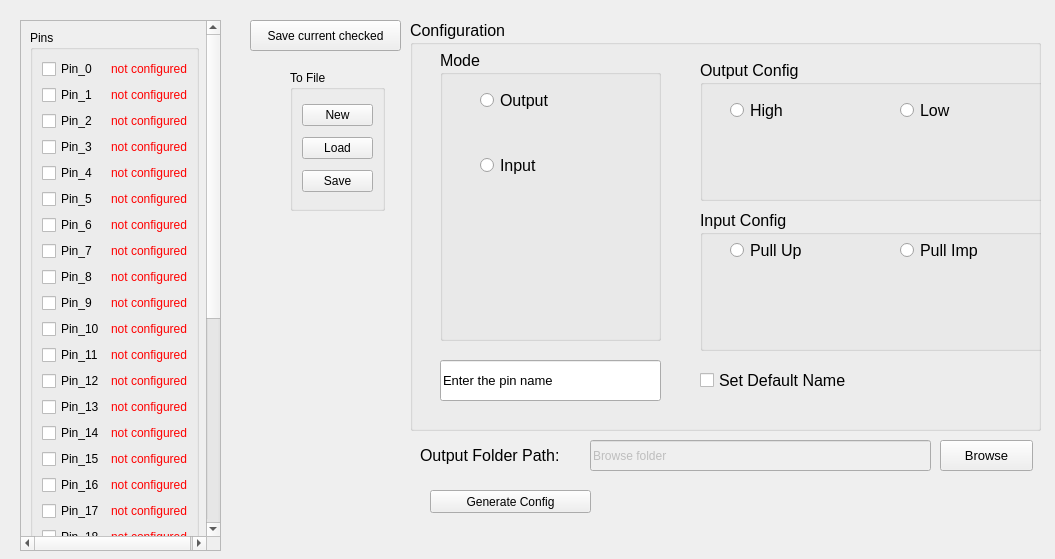
Above: DIO_config_Tool.ui from hananabilabd/DIO-Configuration-Tool before the change. Below: the same form after it.
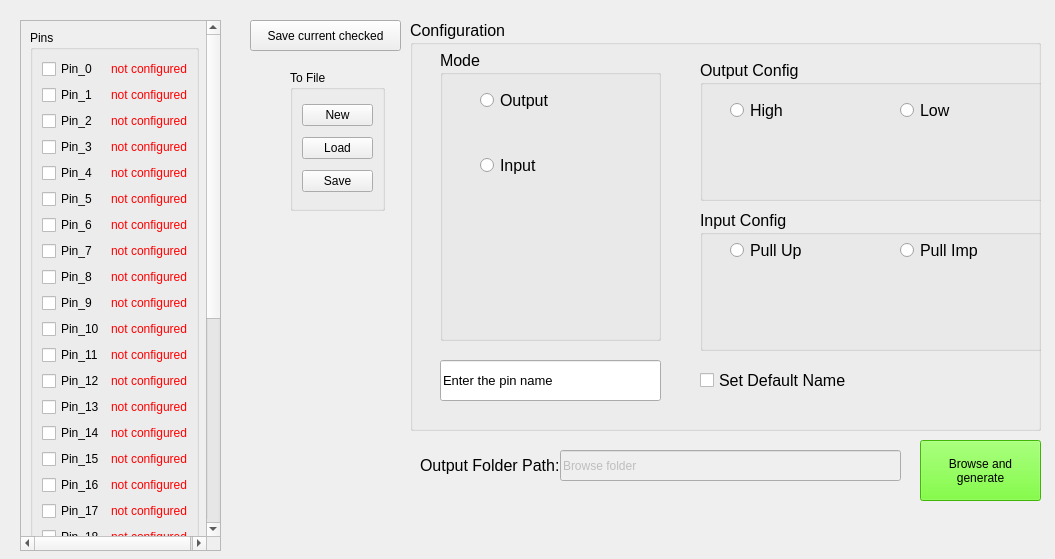
That is the form after the change.

Patch:
```diff
--- a/DIO_config_Tool.ui
+++ b/DIO_config_Tool.ui
@@ -187,8 +187,8 @@
    </property>
    <property name="geometry">
     <rect>
-     <x>590</x>
-     <y>440</y>
+     <x>560</x>
+     <y>450</y>
      <width>341</width>
      <height>31</height>
     </rect>
@@ -197,29 +197,11 @@
     <string>Browse folder</string>
    </property>
   </widget>
-  <widget class="QPushButton" name="pushButton_Browse">
-   <property name="geometry">
-    <rect>
-     <x>940</x>
-     <y>440</y>
-     <width>93</width>
-     <height>31</height>
-    </rect>
-   </property>
-   <property name="font">
-    <font>
-     <pointsize>10</pointsize>
-    </font>
-   </property>
-   <property name="text">
-    <string>Browse</string>
-   </property>
-  </widget>
   <widget class="QLabel" name="label_OuputFolderPath">
    <property name="geometry">
     <rect>
      <x>420</x>
-     <y>440</y>
+     <y>450</y>
      <width>161</width>
      <height>31</height>
     </rect>
@@ -1035,14 +1017,18 @@
   <widget class="QPushButton" name="pushButton_FinalSave">
    <property name="geometry">
     <rect>
-     <x>430</x>
-     <y>490</y>
-     <width>161</width>
-     <height>23</height>
+     <x>920</x>
+     <y>440</y>
+     <width>121</width>
+     <height>61</height>
     </rect>
    </property>
+   <property name="styleSheet">
+    <string notr="true">QPushButton{background-color : rgb(90, 255, 10); }</string>
+   </property>
    <property name="text">
-    <string>Generate Config</string>
+    <string>Browse and 
+generate</string>
    </property>
   </widget>
   <widget class="QGroupBox" name="groupBox_2">
```
Left out of the diff: 2 changed lines with no effect on the pictures.
